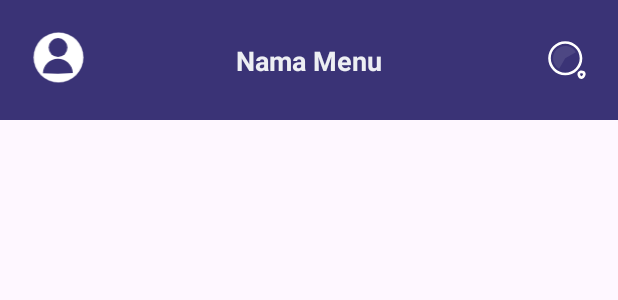
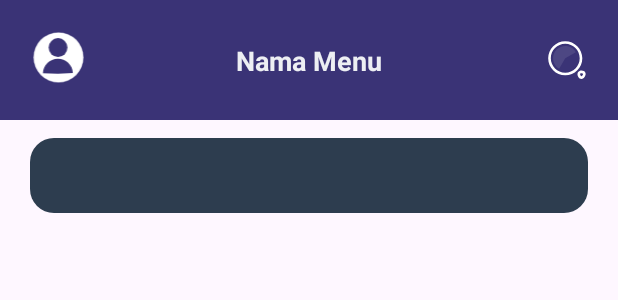
Before and after one commit to muslih2018/InsightCart, an Android app: the layout fragment_cashier.xml on its own in the app's theme, with its tools: preview values and no code run, on a phone screen of 412 x 824 dp. Shown: the top 300 px of the screen. Run offline under Robolectric (Android 15) with nearby library versions, the phone set to English and light mode, and no system bars.

Commit message:
feat: Add and fix submenu navigation

```diff
--- /dev/null
+++ b/app/src/main/res/drawable/background_unselected_submenu.xml
@@ -0,0 +1,5 @@
+<shape xmlns:android="http://schemas.android.com/apk/res/android"
+    android:shape="rectangle">
+    <solid android:color="@color/navi"/> <!-- Background color -->
+    <corners android:radius="16dp"/> <!-- Radius of rounded corners -->
+</shape>
--- /dev/null
+++ b/app/src/main/res/drawable/tab_background_selector_submenu.xml
@@ -0,0 +1,5 @@
+<!-- res/drawable/tab_background_selector.xml -->
+<selector xmlns:android="http://schemas.android.com/apk/res/android">
+    <item android:drawable="@drawable/background_selected" android:state_selected="true"/>
+    <item android:drawable="@drawable/background_unselected_submenu"/>
+</selector>
--- a/app/src/main/res/layout/fragment_cashier.xml
+++ b/app/src/main/res/layout/fragment_cashier.xml
@@ -5,19 +5,28 @@
     android:layout_width="match_parent"
     android:layout_height="match_parent"
     tools:context=".ui.Cashier.CashierFragment">
+
     <include layout="@layout/appbar1"
         android:id="@+id/includedMenuLayout3"/>
-    <TextView
-        android:id="@+id/text_cashier"
-        android:layout_width="match_parent"
-        android:layout_height="wrap_content"
-        android:layout_marginStart="8dp"
-        android:layout_marginTop="8dp"
-        android:layout_marginEnd="8dp"
-        android:textAlignment="center"
-        android:textSize="20sp"
-        app:layout_constraintBottom_toBottomOf="parent"
+
+    <com.google.android.material.tabs.TabLayout
+        android:id="@+id/tabs"
+        android:layout_width="0dp"
+        android:layout_height="50dp"
+        android:layout_marginHorizontal="20dp"
+        android:layout_marginTop="92dp"
+        android:background="@drawable/background_unselected_submenu"
         app:layout_constraintEnd_toEndOf="parent"
         app:layout_constraintStart_toStartOf="parent"
-        app:layout_constraintTop_toTopOf="parent" />
+        app:layout_constraintTop_toTopOf="parent"
+        app:tabIndicatorHeight="0dp" />
+
+    <androidx.viewpager2.widget.ViewPager2
+        android:id="@+id/view_pager"
+        android:layout_width="0dp"
+        android:layout_height="0dp"
+        app:layout_constraintTop_toBottomOf="@id/tabs"
+        app:layout_constraintStart_toStartOf="parent"
+        app:layout_constraintEnd_toEndOf="parent"
+        app:layout_constraintBottom_toBottomOf="parent" />
 </androidx.constraintlayout.widget.ConstraintLayout>
```
Also changed, not shown: app/src/main/java/com/dicoding/InsightCart/ui/Auth/AuthActivity.kt (+3 -5 lines), app/src/main/java/com/dicoding/InsightCart/ui/Cashier/CashierFragment.kt (+69 -24 lines), app/src/main/java/com/dicoding/InsightCart/ui/Cashier/ReceiptFragment.kt (added, +46 -0 lines), app/src/main/java/com/dicoding/InsightCart/ui/Cashier/RecordsFragment.kt (added, +44 -0 lines), app/src/main/java/com/dicoding/InsightCart/ui/Cashier/TransactionFragment.kt (added, +43 -0 lines), app/src/main/res/layout/custom_tab_layout_submenu.xml (added, +9 -0 lines), app/src/main/res/layout/fragment_receipt.xml (added, +16 -0 lines), app/src/main/res/layout/fragment_records.xml (added, +17 -0 lines), app/src/main/res/layout/fragment_transaction.xml (added, +15 -0 lines), app/src/main/res/navigation/mobile_navigation.xml (+42 -2 lines).
